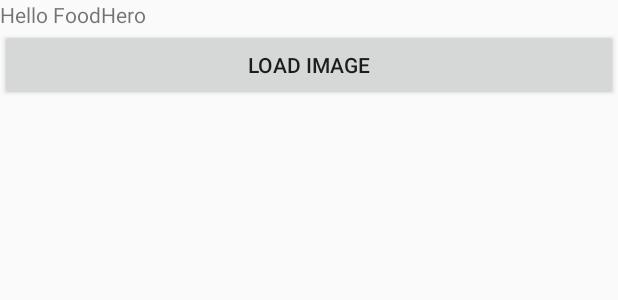
After one commit to waleedHubaishi/food4All_IP3_4, an Android app: the layout activity_adv9.xml on its own in the app's theme, with its tools: preview values and no code run, on a phone screen of 412 x 824 dp. The commit adds this screen. Shown: the top 300 px of the screen. Run offline under Robolectric (Android 15) with nearby library versions, the phone set to English and light mode, and no system bars.

Commit message:
add latest gallery function, google maps and the food class

```diff
--- a/android/Food4All/app/src/main/java/com/example/chewbacca/food4all/Adv5Activity.java
+++ b/android/Food4All/app/src/main/java/com/example/chewbacca/food4all/Adv5Activity.java
@@ -115,11 +115,17 @@ public class Adv5Activity extends AppCompatActivity {
     final CameraCaptureSession.CaptureCallback captureCallbackListener = new CameraCaptureSession.CaptureCallback() {
         @Override
         public void onCaptureCompleted(CameraCaptureSession session, CaptureRequest request, TotalCaptureResult result) {
+
             super.onCaptureCompleted(session, request, result);
             Toast.makeText(Adv5Activity.this, "Saved:" + file, Toast.LENGTH_SHORT).show();
             createCameraPreview();
+//            savePicture(result);
         }
     };
+//        private void savePicture(CaptureRequest result) {
+//            System.out.println(result);
+//        }
+
 
     private HandlerThread mBackgroundThread;
 
--- a/android/Food4All/app/src/main/java/com/example/chewbacca/food4all/Adv6Activity.java
+++ b/android/Food4All/app/src/main/java/com/example/chewbacca/food4all/Adv6Activity.java
@@ -23,4 +23,8 @@ public class Adv6Activity extends AppCompatActivity {
         Intent intent = new Intent(this, Adv4Activity.class);
         startActivity(intent);
     }
+    public void goToAdv8Activity(View view)  {
+        Intent intent = new Intent(this, Adv8ActivityGalleryView.class);
+        startActivity(intent);
+    }
 }
--- /dev/null
+++ b/android/Food4All/app/src/main/res/layout/activity_adv9.xml
@@ -0,0 +1,28 @@
+<?xml version="1.0" encoding="utf-8"?>
+<LinearLayout xmlns:android="http://schemas.android.com/apk/res/android"
+    android:orientation="vertical"
+    android:layout_width="fill_parent"
+    android:layout_height="fill_parent"
+    >
+    <TextView
+        android:layout_width="fill_parent"
+        android:layout_height="wrap_content"
+        android:text="@string/hello"
+        />
+    <Button
+        android:id="@+id/loadimage"
+        android:layout_width="fill_parent"
+        android:layout_height="wrap_content"
+        android:text="Load Image"
+        />
+    <TextView
+        android:id="@+id/targeturi"
+        android:layout_width="fill_parent"
+        android:layout_height="wrap_content"
+        />
+    <ImageView
+        android:id="@+id/targetimage"
+        android:layout_width="fill_parent"
+        android:layout_height="fill_parent"
+        />
+</LinearLayout>
--- a/android/Food4All/app/src/main/res/values/strings.xml
+++ b/android/Food4All/app/src/main/res/values/strings.xml
@@ -28,6 +28,7 @@
     <string name="take_picture">Take picture</string>
     <string name="title_activity_adv7">Adv7Activity</string>
     <string name="title_activity_adv7_select_location">Map</string>
-    <string name="tap_instructions" >Tap to chose your coordinates</string>
+    <string name="tap_instructions">Tap to chose your coordinates</string>
+    <string name="hello" >Hello FoodHero</string>
 
 </resources>
```
Also changed, not shown: android/Food4All/app/src/main/AndroidManifest.xml (+5 -3 lines), android/Food4All/app/src/main/java/com/example/chewbacca/food4all/Adv7ActivitySelectLocation.java (+10 -4 lines), android/Food4All/app/src/main/java/com/example/chewbacca/food4all/Adv8ActivityGalleryView.java (added, +60 -0 lines), android/Food4All/app/src/main/res/layout/activity_adv6.xml (+13 -11 lines).
